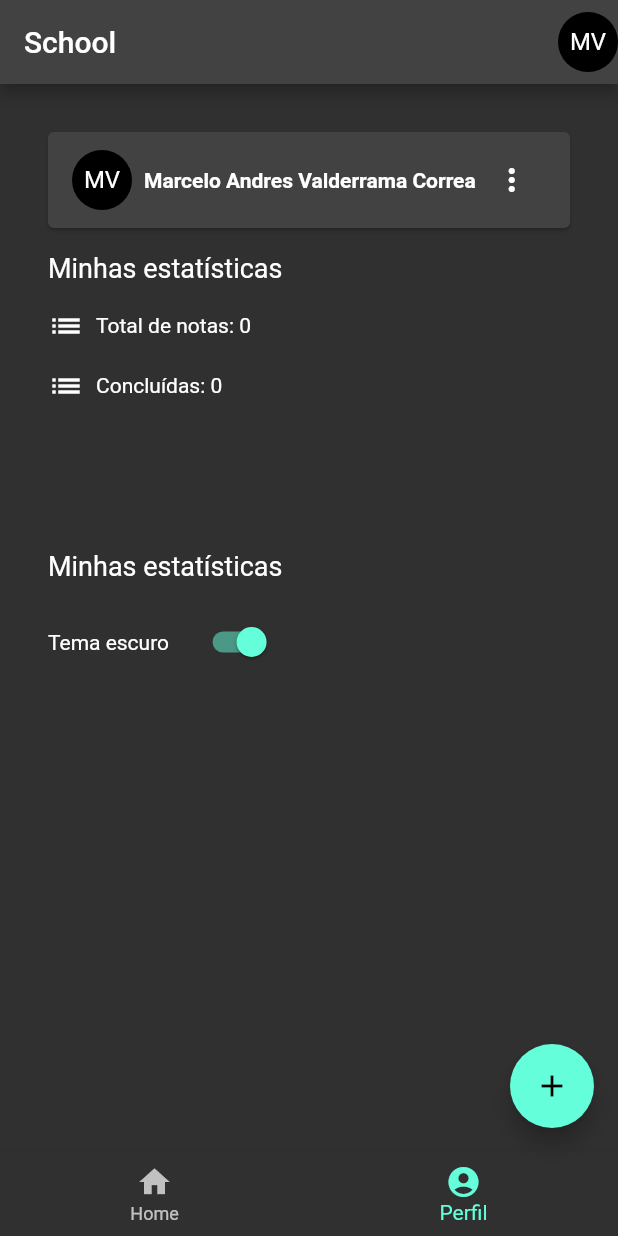
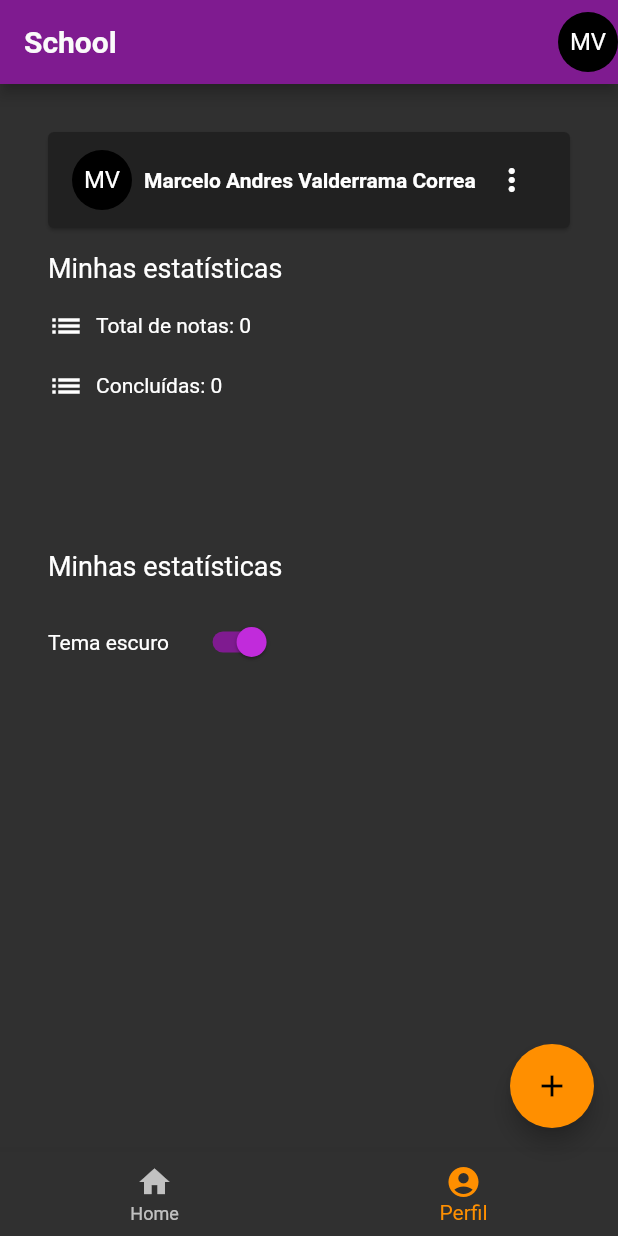
Before and after one commit to correa96cl/projeto_flutter, a Flutter app: the screen it shows after launch, item 2 of the bottom bar chosen, on a phone screen of 412 x 824 dp. Run offline on Flutter 3.47's test engine with Material 2 defaults, Android fonts, the phone set to English and light mode, and no system bars; our stand-ins replace image_picker, shared_preferences.

Commit message:
Commit da aula do 28 de Junho do 2023

```diff
--- a/lib/app_widget.dart
+++ b/lib/app_widget.dart
@@ -1,5 +1,6 @@
 import 'package:flutter/material.dart';
 import 'package:projeto_flutter/app_routes.dart';
+import 'package:projeto_flutter/styles/theme_style.dart';
 import 'package:provider/provider.dart';
 
 import 'providers/config_provider.dart';
@@ -21,9 +22,8 @@ class _MyAppState extends State<MyApp> {
       title: 'School',
       routes: AppRoutes.routes(),
       themeMode: storeConfig.tema,
-      theme: storeConfig.tema == ThemeMode.dark
-          ? ThemeData.dark()
-          : ThemeData.light(),
+      theme: MyTheme.claro,
+      darkTheme: MyTheme.escuro,
     );
   }
 }
--- a/lib/styles/palette_dark.dart
+++ b/lib/styles/palette_dark.dart
@@ -1,5 +1,40 @@
 import 'package:flutter/material.dart';
+import 'package:projeto_flutter/styles/palette_style.dart';
 
-class PaletteDark{
-  Color primaryColor = Colors.purple;
+class PaletteDark implements PaletteStyle {
+  @override
+  Color primary = const Color.fromARGB(255, 193, 43, 219);
+
+  @override
+  Color accent = Colors.amber[800]!;
+
+  @override
+  Color backgroud = Colors.grey[800]!;
+
+  @override
+  Color backgroudDark = Colors.grey[900]!;
+
+  @override
+  Color error = Colors.red;
+
+  @override
+  Color primaryDark = const Color.fromARGB(255, 127, 27, 144);
+
+  @override
+  Color secondary = Colors.grey[400]!;
+
+  @override
+  Color success = Colors.green[800]!;
+
+  @override
+  Color text = Colors.grey[50]!;
+
+  @override
+  Color textSecondary = Colors.white;
+
+  @override
+  Color warning = Colors.yellow[900]!;
+
+  @override
+  Color white = Colors.white;
 }
--- a/lib/styles/palette_light.dart
+++ b/lib/styles/palette_light.dart
@@ -0,0 +1,41 @@
+import 'package:flutter/material.dart';
+import 'package:projeto_flutter/styles/palette_style.dart';
+
+
+class PaletteLight implements PaletteStyle {
+  @override
+  Color primary = Colors.purple;
+
+  @override
+  Color accent = Colors.amber;
+
+  @override
+  Color backgroud = Colors.grey[50]!;
+
+  @override
+  Color backgroudDark = Colors.grey[400]!;
+
+  @override
+  Color error = Colors.red;
+
+  @override
+  Color primaryDark = const Color.fromARGB(255, 116, 28, 131);
+
+  @override
+  Color secondary = Colors.grey;
+
+  @override
+  Color success = Colors.green;
+
+  @override
+  Color text = Colors.black87;
+
+  @override
+  Color textSecondary = Colors.black;
+
+  @override
+  Color warning = Colors.yellow[700]!;
+
+  @override
+  Color white = Colors.white;
+}
--- /dev/null
+++ b/lib/styles/palette_style.dart
@@ -0,0 +1,16 @@
+import 'package:flutter/material.dart';
+
+abstract class PaletteStyle {
+  late Color text;
+  late Color textSecondary;
+  late Color primary;
+  late Color primaryDark;
+  late Color secondary;
+  late Color accent;
+  late Color backgroud;
+  late Color backgroudDark;
+  late Color error;
+  late Color success;
+  late Color warning;
+  late Color white;
+}
--- /dev/null
+++ b/lib/styles/theme_style.dart
@@ -0,0 +1,73 @@
+import 'package:flutter/material.dart';
+import 'package:projeto_flutter/styles/palette_dark.dart';
+import 'package:projeto_flutter/styles/palette_light.dart';
+
+class MyTheme {
+  static final PaletteLight _light = PaletteLight();
+  static final PaletteDark _dark = PaletteDark();
+
+  static final ThemeData claro = ThemeData.light().copyWith(
+    colorScheme: ThemeData.light().colorScheme.copyWith(
+          primary: _light.primary,
+          secondary: _light.secondary,
+          background: _light.backgroud,
+          error: _light.error,
+        ),
+    primaryColor: _light.primary,
+    appBarTheme: AppBarTheme(
+      backgroundColor: _light.primaryDark,
+      titleTextStyle: TextStyle(
+        color: _light.white,
+        fontWeight: FontWeight.bold,
+        fontSize: 20,
+      ),
+    ),
+    checkboxTheme: CheckboxThemeData(
+      fillColor: MaterialStateColor.resolveWith((states) => _light.primary),
+    ),
+    switchTheme: SwitchThemeData(
+      thumbColor: MaterialStateColor.resolveWith((states) {
+        return states.contains(MaterialState.selected)
+            ? _light.primary
+            : _light.secondary;
+      }),
+      trackColor: MaterialStateColor.resolveWith((states) {
+        return states.contains(MaterialState.selected)
+            ? _light.primaryDark
+            : _light.secondary;
+      }),
+    ),
+  );
+
+  static final ThemeData escuro = ThemeData.dark().copyWith(
+      colorScheme: ThemeData.dark().colorScheme.copyWith(
+            primary: _dark.primary,
+            secondary: _dark.accent,
+            background: _dark.backgroud,
+            error: _dark.error,
+          ),
+      primaryColor: _dark.primary,
+      appBarTheme: AppBarTheme(
+          backgroundColor: _dark.primaryDark,
+          titleTextStyle: TextStyle(
+            color: _dark.text,
+            fontWeight: FontWeight.bold,
+            fontSize: 20,
+          )),
+      cardColor: _dark.backgroudDark,
+      checkboxTheme: CheckboxThemeData(
+          fillColor: MaterialStateColor.resolveWith((states) => _dark.primary)),
+      dialogTheme: DialogTheme(
+        titleTextStyle: TextStyle(color: _dark.text),
+      ),
+      switchTheme:
+          SwitchThemeData(thumbColor: MaterialStateColor.resolveWith((states) {
+        return states.contains(MaterialState.selected)
+            ? _dark.primary
+            : _dark.secondary;
+      }), trackColor: MaterialStateColor.resolveWith((states) {
+        return states.contains(MaterialState.selected)
+            ? _dark.primaryDark
+            : _dark.secondary;
+      })));
+}
```
